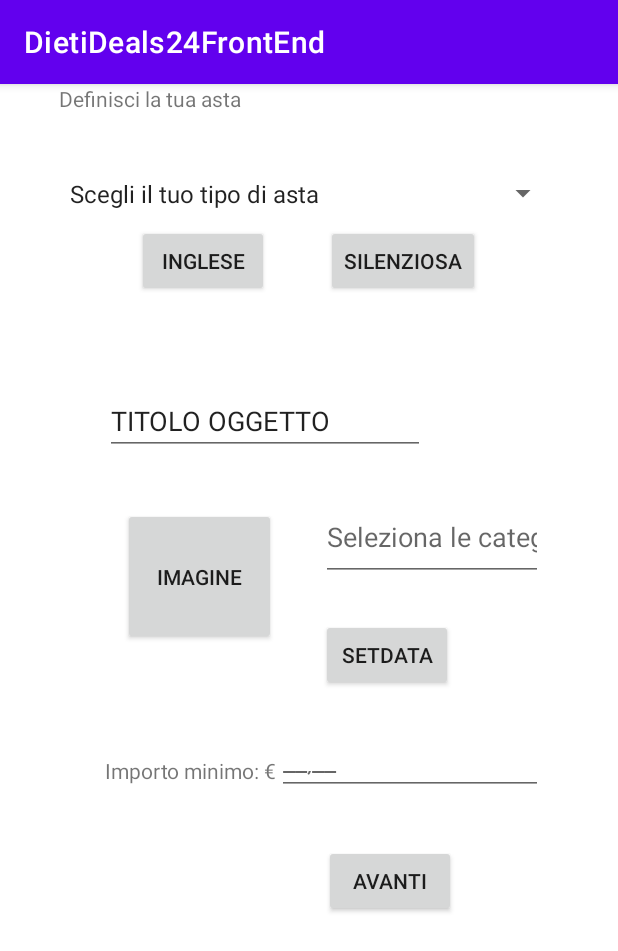
After one commit to CarmineArena/DietiDeals24-frontend, an Android app: the fragment SilentAuctionCreationFragment placed in its activity, on a phone screen of 412 x 824 dp. The commit adds this screen. Shown: the top 951 px of the screen. Run offline under Robolectric (Android 15) with nearby library versions, the phone set to English and light mode, and no system bars.

Commit message:
created home, creation ad auction interfaces

```diff
--- /dev/null
+++ b/app/src/main/java/com/example/dietideals24frontend/view/CreateAuction.java
@@ -0,0 +1,84 @@
+package com.example.dietideals24frontend.view;
+
+import androidx.appcompat.app.AppCompatActivity;
+import androidx.fragment.app.Fragment;
+import androidx.fragment.app.FragmentManager;
+import androidx.fragment.app.FragmentTransaction;
+
+import android.os.Bundle;
+import android.view.View;
+import android.widget.AdapterView;
+import android.widget.ArrayAdapter;
+import android.widget.Button;
+import android.widget.Spinner;
+
+import com.example.dietideals24frontend.R;
+import com.example.dietideals24frontend.view.EnglishAuctionCreationFragment;
+import com.example.dietideals24frontend.view.SilentAuctionCreationFragment;
+
+public class CreateAuction extends AppCompatActivity {
+
+    String[] type = {"Scegli il tuo tipo di asta", "Asta Silenziosa", "Asta all'inglese"};
+
+    @Override
+    protected void onCreate(Bundle savedInstanceState) {
+        super.onCreate(savedInstanceState);
+        setContentView(R.layout.activity_create_auction);
+        Button btnActiveFragment = findViewById(R.id.fragment_button);
+        Button englishbtnDaLevare = findViewById(R.id.button3);
+        Spinner spinnerType = findViewById(R.id.spinnerTypeAuction);
+
+
+        // Crea un ArrayAdapter per le opzioni e collega l'array all'adapter
+        ArrayAdapter<String> adapter = new ArrayAdapter<>(this, android.R.layout.simple_spinner_item, type);
+
+        // Specifica il layout da utilizzare quando l'elenco delle opzioni viene visualizzato
+        adapter.setDropDownViewResource(android.R.layout.simple_spinner_dropdown_item);
+
+        // Collega l'adapter al tuo Spinner
+        spinnerType.setAdapter(adapter);
+
+        // Imposta un listener per gestire gli eventi di selezione
+        spinnerType.setOnItemSelectedListener(new AdapterView.OnItemSelectedListener() {
+            @Override
+            public void onItemSelected(AdapterView<?> parent, View view, int position, long id) {
+                String selectedType = type[position];
+                if (!selectedType.equals("Scegli il tuo tipo di asta")) {
+                    // Fai qualcosa con il tipo selezionato
+                    adapter.notifyDataSetChanged();
+                    if(selectedType.equals("Asta silenziosa")) {
+                        replaceFragment(new SilentAuctionCreationFragment());
+                    } else if(selectedType.equals("Asta all'inglese")) {
+                        //replaceFragment();
+                    }
+                }
+            }
+
+            @Override
+            public void onNothingSelected(AdapterView<?> parentView) {
+                // Chiamato quando non è stata selezionata alcuna opzione
+            }
+        });
+
+        btnActiveFragment.setOnClickListener(new View.OnClickListener() {
+            @Override
+            public void onClick(View v) {
+                replaceFragment(new SilentAuctionCreationFragment());
+            }
+        });
+        englishbtnDaLevare.setOnClickListener(new View.OnClickListener() {
+            @Override
+            public void onClick(View v) {
+                replaceFragment(new EnglishAuctionCreationFragment());
+            }
+        });
+
+    }
+
+    private void replaceFragment(Fragment fragment) {
+        FragmentManager fragmentManager = getSupportFragmentManager();
+        FragmentTransaction fragmentTransaction = fragmentManager.beginTransaction();
+        fragmentTransaction.replace(R.id.frameAuction,fragment);
+        fragmentTransaction.commit();
+    }
+}
--- /dev/null
+++ b/app/src/main/java/com/example/dietideals24frontend/view/SilentAuctionCreationFragment.java
@@ -0,0 +1,96 @@
+package com.example.dietideals24frontend.view;
+
+import android.app.TimePickerDialog;
+import android.content.Intent;
+import android.os.Bundle;
+
+import androidx.fragment.app.Fragment;
+
+import android.view.LayoutInflater;
+import android.view.View;
+import android.view.ViewGroup;
+import android.widget.ArrayAdapter;
+import android.widget.Button;
+import android.widget.MultiAutoCompleteTextView;
+import android.widget.TimePicker;
+
+import com.example.dietideals24frontend.R;
+
+import java.util.Calendar;
+import java.util.Locale;
+
+
+public class SilentAuctionCreationFragment extends Fragment {
+
+    View view;
+
+    @Override
+    public View onCreateView(LayoutInflater inflater, ViewGroup container,
+                             Bundle savedInstanceState) {
+        // Inflate the layout for this fragment
+        view = inflater.inflate(R.layout.fragment_silent_auction_creation, container, false);
+
+
+        MultiAutoCompleteTextView multiAutoCompleteTextView = view.findViewById(R.id.categoriesMultiView);
+        ArrayAdapter<CharSequence> adapter = ArrayAdapter.createFromResource(
+                requireContext(),
+                R.array.categories_array,
+                android.R.layout.simple_dropdown_item_1line
+        );
+
+        multiAutoCompleteTextView.setAdapter(adapter);
+        multiAutoCompleteTextView.setTokenizer(new MultiAutoCompleteTextView.CommaTokenizer());
+
+        Button timeButton = view.findViewById(R.id.time_button);
+        final TimePickerDialog.OnTimeSetListener timeSetListener = new TimePickerDialog.OnTimeSetListener() {
+            @Override
+            public void onTimeSet(TimePicker view, int hourOfDay, int minute) {
+                // Formatta l'orario come desideri (ad esempio, in un formato HH:mm)
+                String selectedTime = String.format(Locale.getDefault(), "%02d:%02d", hourOfDay, minute);
+
+                // Puoi utilizzare selectedTime come necessario
+                timeButton.setText(selectedTime);
+            }
+        };
+        timeButton.setOnClickListener(new View.OnClickListener() {
+            @Override
+            public void onClick(View v) {
+                final Calendar c = Calendar.getInstance();
+                int currentHour = c.get(Calendar.HOUR_OF_DAY);
+                int currentMinute = c.get(Calendar.MINUTE);
+
+                TimePickerDialog timePickerDialog = new TimePickerDialog(
+                        requireContext(),
+                        timeSetListener,
+                        currentHour,
+                        currentMinute,
+                        true  // Imposta true se desideri visualizzare il picker in modalità 24 ore
+                );
+
+                timePickerDialog.show();
+            }
+        });
+
+        Button yourButton = view.findViewById(R.id.next_button);
+        /*yourButton.setOnClickListener(new View.OnClickListener() {
+            @Override
+            public void onClick(View v) {
+                changeScreen();
+            }
+        });*/
+
+
+        return view;
+    }
+
+    private void changeScreen() {
+        // Crea un'Intent per avviare la tua nuova attività
+        Intent intent = new Intent(getActivity(), Home.class); //cambia home.class con la classe successiva
+
+        // Avvia la nuova attività
+        startActivity(intent);
+
+        // Chiamando finish() puoi chiudere l'attuale attività se necessario
+        requireActivity().finish();
+    }
+}
--- /dev/null
+++ b/app/src/main/res/layout/activity_create_auction.xml
@@ -0,0 +1,63 @@
+<?xml version="1.0" encoding="utf-8"?>
+<androidx.constraintlayout.widget.ConstraintLayout xmlns:android="http://schemas.android.com/apk/res/android"
+    xmlns:app="http://schemas.android.com/apk/res-auto"
+    xmlns:tools="http://schemas.android.com/tools"
+    android:layout_width="match_parent"
+    android:layout_height="match_parent"
+    tools:context=".view.CreateAuction">
+
+
+    <Spinner
+        android:id="@+id/spinnerTypeAuction"
+        android:layout_width="334dp"
+        android:layout_height="34dp"
+        android:layout_marginStart="16dp"
+        android:layout_marginTop="56dp"
+        android:layout_marginEnd="16dp"
+        app:layout_constraintEnd_toEndOf="parent"
+        app:layout_constraintHorizontal_bias="0.488"
+        app:layout_constraintStart_toStartOf="parent"
+        app:layout_constraintTop_toTopOf="parent" />
+
+    <FrameLayout
+        android:id="@+id/frameAuction"
+        android:layout_width="304dp"
+        android:layout_height="572dp"
+        android:layout_marginStart="53dp"
+        android:layout_marginEnd="54dp"
+        app:layout_constraintEnd_toEndOf="parent"
+        app:layout_constraintStart_toStartOf="parent"
+        app:layout_constraintTop_toBottomOf="@+id/fragment_button">
+
+    </FrameLayout>
+
+    <TextView
+        android:id="@+id/textView"
+        android:layout_width="200dp"
+        android:layout_height="23dp"
+        android:text="Definisci la tua asta"
+        android:textAlignment="center"
+        tools:layout_editor_absoluteX="105dp"
+        tools:layout_editor_absoluteY="28dp" />
+
+    <androidx.appcompat.widget.AppCompatButton
+        android:id="@+id/fragment_button"
+        android:layout_width="wrap_content"
+        android:layout_height="wrap_content"
+        android:layout_marginTop="4dp"
+        android:layout_marginEnd="92dp"
+        android:text="silenziosa"
+        app:layout_constraintEnd_toEndOf="parent"
+        app:layout_constraintTop_toBottomOf="@+id/spinnerTypeAuction" />
+
+    <androidx.appcompat.widget.AppCompatButton
+        android:id="@+id/button3"
+        android:layout_width="wrap_content"
+        android:layout_height="wrap_content"
+        android:layout_marginStart="91dp"
+        android:layout_marginTop="4dp"
+        android:text="inglese"
+        app:layout_constraintStart_toStartOf="parent"
+        app:layout_constraintTop_toBottomOf="@+id/spinnerTypeAuction" />
+
+</androidx.constraintlayout.widget.ConstraintLayout>
--- /dev/null
+++ b/app/src/main/res/layout/fragment_silent_auction_creation.xml
@@ -0,0 +1,82 @@
+<?xml version="1.0" encoding="utf-8"?>
+<androidx.constraintlayout.widget.ConstraintLayout xmlns:android="http://schemas.android.com/apk/res/android"
+    xmlns:app="http://schemas.android.com/apk/res-auto"
+    xmlns:tools="http://schemas.android.com/tools"
+    android:layout_width="match_parent"
+    android:layout_height="match_parent"
+    tools:context=".view.SilentAuctionCreationFragment">
+
+    <androidx.appcompat.widget.AppCompatButton
+        android:id="@+id/button"
+        android:layout_width="102dp"
+        android:layout_height="91dp"
+        android:layout_marginStart="28dp"
+        android:layout_marginTop="35dp"
+        android:text="Imagine"
+        app:layout_constraintStart_toStartOf="parent"
+        app:layout_constraintTop_toBottomOf="@+id/editTextTextPersonName" />
+
+    <EditText
+        android:id="@+id/editTextTextPersonName"
+        android:layout_width="wrap_content"
+        android:layout_height="wrap_content"
+        android:layout_marginStart="16dp"
+        android:layout_marginTop="60dp"
+        android:ems="10"
+        android:inputType="textPersonName"
+        android:text="TITOLO OGGETTO"
+        app:layout_constraintStart_toStartOf="parent"
+        app:layout_constraintTop_toTopOf="parent" />
+
+    <MultiAutoCompleteTextView
+        android:id="@+id/categoriesMultiView"
+        android:layout_width="222dp"
+        android:layout_height="58dp"
+        android:layout_marginStart="30dp"
+        android:layout_marginTop="26dp"
+        android:hint="Seleziona le categorie"
+        android:inputType="textMultiLine"
+        app:layout_constraintStart_toEndOf="@+id/button"
+        app:layout_constraintTop_toBottomOf="@+id/editTextTextPersonName" />
+
+    <androidx.appcompat.widget.AppCompatButton
+        android:id="@+id/time_button"
+        android:layout_width="wrap_content"
+        android:layout_height="wrap_content"
+        android:layout_marginStart="30dp"
+        android:layout_marginTop="25dp"
+        android:text="SetData"
+        app:layout_constraintStart_toEndOf="@+id/button"
+        app:layout_constraintTop_toBottomOf="@+id/categoriesMultiView" />
+
+    <TextView
+        android:id="@+id/textView2"
+        android:layout_width="wrap_content"
+        android:layout_height="26dp"
+        android:layout_marginStart="16dp"
+        android:layout_marginTop="74dp"
+        android:text="Importo minimo: €"
+        app:layout_constraintStart_toStartOf="parent"
+        app:layout_constraintTop_toBottomOf="@+id/button" />
+
+    <EditText
+        android:id="@+id/editTextTextPersonName2"
+        android:layout_width="194dp"
+        android:layout_height="26dp"
+        android:layout_marginTop="43dp"
+        android:ems="10"
+        android:hint="__,__"
+        android:inputType="textPersonName"
+        app:layout_constraintStart_toEndOf="@+id/textView2"
+        app:layout_constraintTop_toBottomOf="@+id/time_button" />
+
+    <androidx.appcompat.widget.AppCompatButton
+        android:id="@+id/next_button"
+        android:layout_width="wrap_content"
+        android:layout_height="wrap_content"
+        android:layout_marginTop="33dp"
+        android:layout_marginEnd="54dp"
+        android:text="avanti"
+        app:layout_constraintEnd_toEndOf="parent"
+        app:layout_constraintTop_toBottomOf="@+id/editTextTextPersonName2" />
+</androidx.constraintlayout.widget.ConstraintLayout>
--- a/app/src/main/res/values/strings.xml
+++ b/app/src/main/res/values/strings.xml
@@ -2,4 +2,10 @@
     <string name="app_name">DietiDeals24FrontEnd</string>
     <!-- TODO: Remove or change this placeholder text -->
     <string name="hello_blank_fragment">Hello blank fragment</string>
+    <string-array name="categories_array">
+        <item>Arte e Collezionismo</item>
+        <item>Elettronica</item>
+        <item>Elettrodomestici</item>
+        <item>Artigianato</item>
+    </string-array>
 </resources>
```
Also changed, not shown: app/src/main/AndroidManifest.xml (+26 -5 lines), app/src/main/java/com/example/dietideals24frontend/view/Auction.java (added, +16 -0 lines), app/src/main/java/com/example/dietideals24frontend/view/EnglishAuctionCreationFragment.java (added, +63 -0 lines), app/src/main/java/com/example/dietideals24frontend/view/Home.java (added, +27 -0 lines), app/src/main/res/layout/activity_auction.xml (added, +88 -0 lines), app/src/main/res/layout/activity_home.xml (added, +85 -0 lines), app/src/main/res/layout/fragment_english_auction_creation.xml (added, +83 -0 lines).
